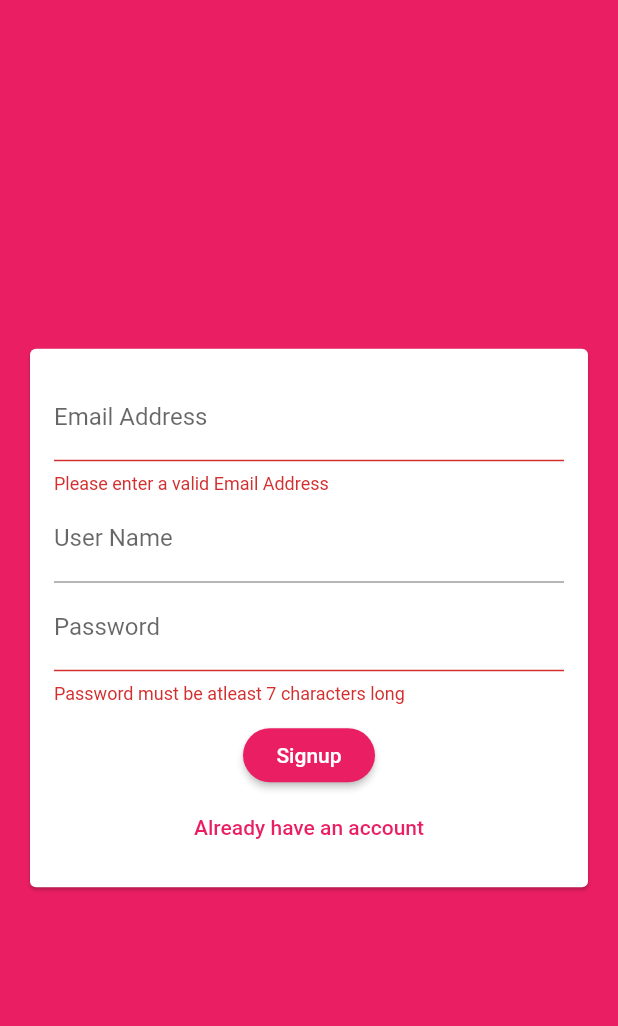
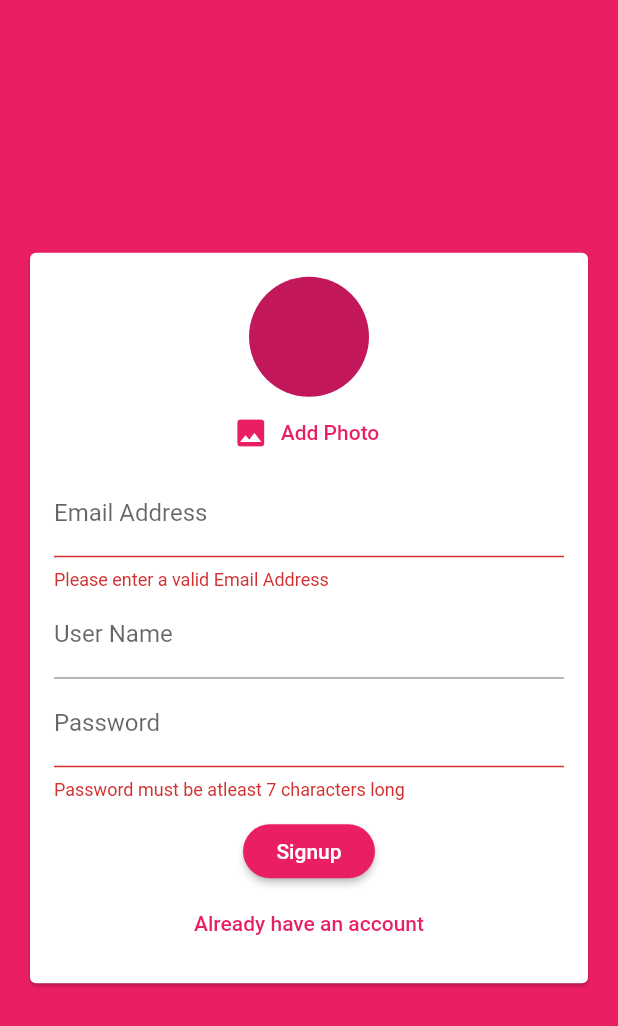
Before and after one commit to Blaezy/Chat_App, a Flutter app: the screen it shows after launch, after a tap on "Login", after a tap on "Create New Account", on a phone screen of 412 x 824 dp. Shown: the top 1026 px of the screen. Run offline on Flutter 3.47's test engine with Material 2 defaults, Android fonts, the phone set to English and light mode, and no system bars; our stand-ins replace cloud_firestore, firebase_auth, firebase_core, firebase_storage, image_picker; accounts and stored records are empty.

Commit message:
Added Images Picker

```diff
--- a/lib/widgets/auth/auth_form.dart
+++ b/lib/widgets/auth/auth_form.dart
@@ -1,10 +1,13 @@
+import 'dart:io';
+
+import 'package:chat_app/widgets/pickers/image_picker.dart';
 import 'package:flutter/material.dart';
 
 class AuthForm extends StatefulWidget {
   AuthForm(this.submitFn, this.isLoading);
   final bool isLoading;
   final void Function(String email, String password, String userName,
-      bool isLogin, BuildContext ctx) submitFn;
+      bool isLogin, File foto, BuildContext ctx) submitFn;
   @override
   _AuthFormState createState() => _AuthFormState();
 }
@@ -15,13 +18,29 @@ class _AuthFormState extends State<AuthForm> {
   var _userName = '';
   var _emailId = '';
   var _passWord = '';
+  File _imagePicked;
+
+  void imagePickedByUser(File image) {
+    _imagePicked = image;
+  }
 
   void _tosubmit() {
     final isValid = _formKey.currentState.validate();
     FocusScope.of(context).unfocus();
-    widget.submitFn(_emailId, _passWord, _userName, _isLogin, context);
+
+    if (_imagePicked == null && !_isLogin) {
+      print(_imagePicked);
+      Scaffold.of(context).showSnackBar(SnackBar(
+        content: Text('Please Pick an Image'),
+        backgroundColor: Theme.of(context).errorColor,
+      ));
+      return;
+    }
+
     if (isValid) {
       _formKey.currentState.save();
+      widget.submitFn(_emailId.trim(), _passWord.trim(), _userName.trim(),
+          _isLogin, _imagePicked, context);
     }
     print(_userName);
     print(_emailId);
@@ -41,6 +60,7 @@ class _AuthFormState extends State<AuthForm> {
                 child: Column(
                   mainAxisSize: MainAxisSize.min,
                   children: [
+                    if (!_isLogin) UserImagepicker(imagePickedByUser),
                     TextFormField(
                       key: ValueKey('email'),
                       onSaved: (value) {
--- a/lib/widgets/chat/messages.dart
+++ b/lib/widgets/chat/messages.dart
@@ -20,6 +20,7 @@ class Messages extends StatelessWidget {
               itemCount: chatSnapshot.data.documents.length,
               itemBuilder: (ctx, index) => MessageBubble(
                     chatSnapshot.data.documents[index].data()['text'],
+                    chatSnapshot.data.documents[index].data()['userName'],
                     chatSnapshot.data.documents[index].data()['userId'] ==
                         FirebaseAuth.instance.currentUser.uid,
                     key:
--- /dev/null
+++ b/lib/widgets/pickers/image_picker.dart
@@ -0,0 +1,41 @@
+import 'dart:io';
+import 'package:flutter/material.dart';
+import 'package:image_picker/image_picker.dart';
+
+class UserImagepicker extends StatefulWidget {
+  final void Function(File pickedimage) imagePickerForUser;
+  UserImagepicker(this.imagePickerForUser);
+  @override
+  _UserImagepickerState createState() => _UserImagepickerState();
+}
+
+class _UserImagepickerState extends State<UserImagepicker> {
+  File pickedImage;
+  void imagePicker() async {
+    final _picker = ImagePicker();
+    final imagefile = await _picker.getImage(
+        source: ImageSource.camera, imageQuality: 50, maxWidth: 120);
+    setState(() {
+      pickedImage = File(imagefile.path);
+    });
+    widget.imagePickerForUser(File(imagefile.path));
+  }
+
+  @override
+  Widget build(BuildContext context) {
+    return Column(
+      children: [
+        CircleAvatar(
+          radius: 40,
+          backgroundImage: pickedImage == null ? null : FileImage(pickedImage),
+        ),
+        FlatButton.icon(
+          onPressed: imagePicker,
+          icon: Icon(Icons.image),
+          label: Text('Add Photo'),
+          textColor: Theme.of(context).primaryColor,
+        )
+      ],
+    );
+  }
+}
--- a/pubspec.yaml
+++ b/pubspec.yaml
@@ -32,6 +32,8 @@ dependencies:
   firebase: ^7.3.0
   firebase_core: ^0.5.0
   firebase_auth: ^0.18.0+1
+  image_picker: ^0.6.7+7
+  firebase_storage: ^4.0.0
 
 dev_dependencies:
   flutter_test:
```
Also changed, not shown: lib/screens/auth_screen.dart (+13 -5 lines), lib/widgets/chat/messagebubble.dart (+50 -9 lines), lib/widgets/chat/newmessage.dart (+11 -3 lines), pubspec.lock.
